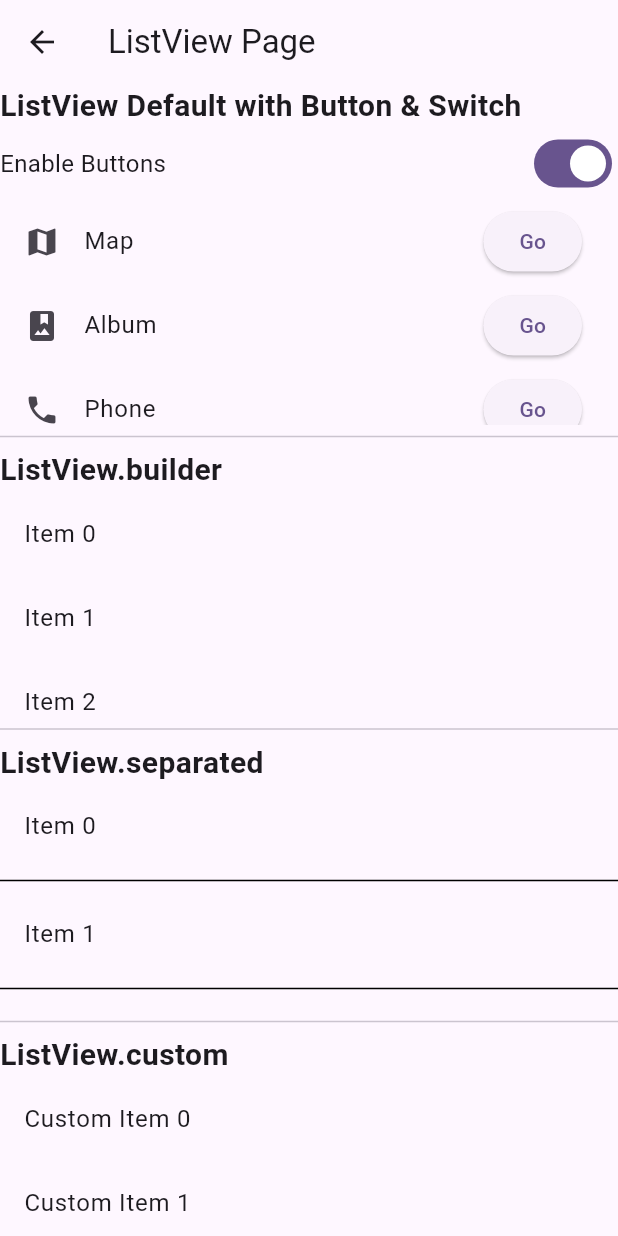
After one commit to CahyaniDewi/5220411412_flutter, a Flutter app: the screen it shows after launch, after a tap on "Go to ListView Page", on a phone screen of 412 x 824 dp. The commit adds this screen. Run offline on Flutter 3.47's test engine with Material 3 defaults, Android fonts, the phone set to English and light mode, and no system bars; network calls fail.

Commit message:
tambah komponen widget & listview page

```diff
--- a/lib/navigation/push.dart
+++ b/lib/navigation/push.dart
@@ -3,8 +3,10 @@ import 'package:flutter_nav/widget/center.dart';
 import 'package:flutter_nav/widget/container.dart';
 import 'package:flutter_nav/widget/icon.dart';
 import 'package:flutter_nav/widget/image.dart';
+import 'package:flutter_nav/widget/listview.dart';
 import 'package:flutter_nav/widget/sizebox.dart';
 import 'package:flutter/material.dart';
+import 'package:flutter_nav/widget/stack.dart';
 import 'package:flutter_nav/widget/text.dart';
 
 class PushNavigationPage extends StatefulWidget {
@@ -43,9 +45,9 @@ class _PushNavigationPageState extends State<PushNavigationPage> {
                   backgroundColor: Colors.blue, foregroundColor: Colors.white),
               child: const Text('Go to Size Box'),
             ),
-            const SizedBox(
-              height: 16.0,
-            ),
+            // const SizedBox(
+            //   height: 16.0,
+            // ),
             ElevatedButton(
               onPressed: () => Navigator.push(
                   context,
@@ -53,9 +55,10 @@ class _PushNavigationPageState extends State<PushNavigationPage> {
                     builder: (context) => const CenterPage(),
                   )),
               style: ElevatedButton.styleFrom(
-                  backgroundColor: Colors.blue, foregroundColor: Colors.white),
+                  backgroundColor: Colors.blueGrey, foregroundColor: Colors.white),
               child: const Text('Go to Center Page'),
             ),
+
             ElevatedButton(
               onPressed: () => Navigator.push(
                   context,
@@ -63,22 +66,39 @@ class _PushNavigationPageState extends State<PushNavigationPage> {
                     builder: (context) => const TextPage(),
                   )),
               style: ElevatedButton.styleFrom(
-                  backgroundColor: Colors.blue, foregroundColor: Colors.white),
+                  backgroundColor: Colors.green, foregroundColor: Colors.white),
               child: const Text('Go to Text Box'),
             ),
+
             ElevatedButton(
               onPressed: () {
                 // Navigasi ke halaman container ketika tombol ditekan
                 Navigator.push(
                   context,
-                  MaterialPageRoute(builder: (context) => TextFieldPage()),
+                  MaterialPageRoute(builder: (context) => StackPage()),
                 );
               },
               style: ElevatedButton.styleFrom(
                   backgroundColor: Colors.yellow,
                   foregroundColor: Colors.white),
-              child: Text('Go to TextField Page'),
+              child: Text('Go to Stack Page'),
             ),
+
+            // textfield button
+            ElevatedButton(
+              onPressed: () {
+                // Navigasi ke halaman container ketika tombol ditekan
+                Navigator.push(
+                  context,
+                  MaterialPageRoute(builder: (context) => TextFieldFormPage()),
+                );
+              },
+              style: ElevatedButton.styleFrom(
+                  backgroundColor: Colors.brown,
+                  foregroundColor: Colors.white),
+              child: Text('Go to TextField Form Page'),
+            ),
+
             ElevatedButton(
               onPressed: () {
                 // Navigasi ke halaman container ketika tombol ditekan
@@ -104,6 +124,7 @@ class _PushNavigationPageState extends State<PushNavigationPage> {
                   foregroundColor: Colors.white),
               child: Text('Go to Container Page'),
             ),
+
             ElevatedButton(
               onPressed: () {
                 // Navigasi ke halaman IconPage ketika tombol ditekan
@@ -116,6 +137,19 @@ class _PushNavigationPageState extends State<PushNavigationPage> {
                   backgroundColor: Colors.red, foregroundColor: Colors.white),
               child: Text('Go to Icon Page'),
             ),
+
+            ElevatedButton(
+              onPressed: () {
+                Navigator.push(
+                  context,
+                  MaterialPageRoute(builder: (context) => ListViewExamplePage()),
+                );
+              },
+              style: ElevatedButton.styleFrom(
+                  backgroundColor: const Color.fromARGB(255, 228, 54, 244), foregroundColor: Colors.white),
+              child: Text('Go to ListView Page'),
+            ),
+
           ],
         )),
       ),
--- /dev/null
+++ b/lib/widget/listview.dart
@@ -0,0 +1,151 @@
+import 'package:flutter/material.dart';
+
+class ListViewExamplePage extends StatefulWidget {
+  @override
+  _ListViewExamplePageState createState() => _ListViewExamplePageState();
+}
+
+class _ListViewExamplePageState extends State<ListViewExamplePage> {
+  final List<String> items = List<String>.generate(10, (i) => 'Item $i');
+  bool _isButtonEnabled = true; // Menyimpan status Switch
+
+  @override
+  Widget build(BuildContext context) {
+    return Scaffold(
+      appBar: AppBar(
+        title: Text('ListView Page'),
+      ),
+      body: SingleChildScrollView(
+        child: Column(
+          crossAxisAlignment: CrossAxisAlignment.start,
+          children: <Widget>[
+            // ListView Default with Button and Switch
+            Text(
+              'ListView Default with Button & Switch',
+              style: TextStyle(fontSize: 20, fontWeight: FontWeight.bold),
+            ),
+            Row(
+              mainAxisAlignment: MainAxisAlignment.spaceBetween,
+              children: [
+                Text('Enable Buttons', style: TextStyle(fontSize: 16)),
+                Switch(
+                  value: _isButtonEnabled,
+                  onChanged: (value) {
+                    setState(() {
+                      _isButtonEnabled = value; // Update Switch state
+                    });
+                  },
+                ),
+              ],
+            ),
+            Container(
+              height: 150, // Menentukan tinggi ListView
+              child: ListView(
+                children: <Widget>[
+                  ListTile(
+                    leading: Icon(Icons.map),
+                    title: Text('Map'),
+                    trailing: ElevatedButton(
+                      onPressed: _isButtonEnabled
+                          ? () {
+                              print('Map button pressed');
+                            }
+                          : null, // Disable button jika switch off
+                      child: Text('Go'),
+                    ),
+                  ),
+                  ListTile(
+                    leading: Icon(Icons.photo_album),
+                    title: Text('Album'),
+                    trailing: ElevatedButton(
+                      onPressed: _isButtonEnabled
+                          ? () {
+                              print('Album button pressed');
+                            }
+                          : null, // Disable button jika switch off
+                      child: Text('Go'),
+                    ),
+                  ),
+                  ListTile(
+                    leading: Icon(Icons.phone),
+                    title: Text('Phone'),
+                    trailing: ElevatedButton(
+                      onPressed: _isButtonEnabled
+                          ? () {
+                              print('Phone button pressed');
+                            }
+                          : null, // Disable button jika switch off
+                      child: Text('Go'),
+                    ),
+                  ),
+                ],
+              ),
+            ),
+
+            Divider(), // Pemisah antara ListView
+
+            // ListView.builder
+            Text(
+              'ListView.builder',
+              style: TextStyle(fontSize: 20, fontWeight: FontWeight.bold),
+            ),
+            Container(
+              height: 150,
+              child: ListView.builder(
+                itemCount: items.length,
+                itemBuilder: (context, index) {
+                  return ListTile(
+                    title: Text('${items[index]}'),
+                  );
+                },
+              ),
+            ),
+
+            Divider(), // Pemisah antara ListView
+
+            // ListView.separated
+            Text(
+              'ListView.separated',
+              style: TextStyle(fontSize: 20, fontWeight: FontWeight.bold),
+            ),
+            Container(
+              height: 150,
+              child: ListView.separated(
+                itemCount: items.length,
+                itemBuilder: (context, index) {
+                  return ListTile(
+                    title: Text('${items[index]}'),
+                  );
+                },
+                separatorBuilder: (context, index) {
+                  return Divider(color: Colors.black);
+                },
+              ),
+            ),
+
+            Divider(), // Pemisah antara ListView
+
+            // ListView.custom
+            Text(
+              'ListView.custom',
+              style: TextStyle(fontSize: 20, fontWeight: FontWeight.bold),
+            ),
+            Container(
+              height: 150,
+              child: ListView.custom(
+                childrenDelegate: SliverChildBuilderDelegate(
+                  (BuildContext context, int index) {
+                    return ListTile(
+                      title: Text('Custom Item $index'),
+                    );
+                  },
+                  childCount: items.length,
+                ),
+              ),
+            ),
+          ],
+        ),
+      ),
+    );
+  }
+}
```
Also changed, not shown: lib/widget/TextField.dart (+56 -33 lines), lib/widget/stack.dart (added, +56 -0 lines).
